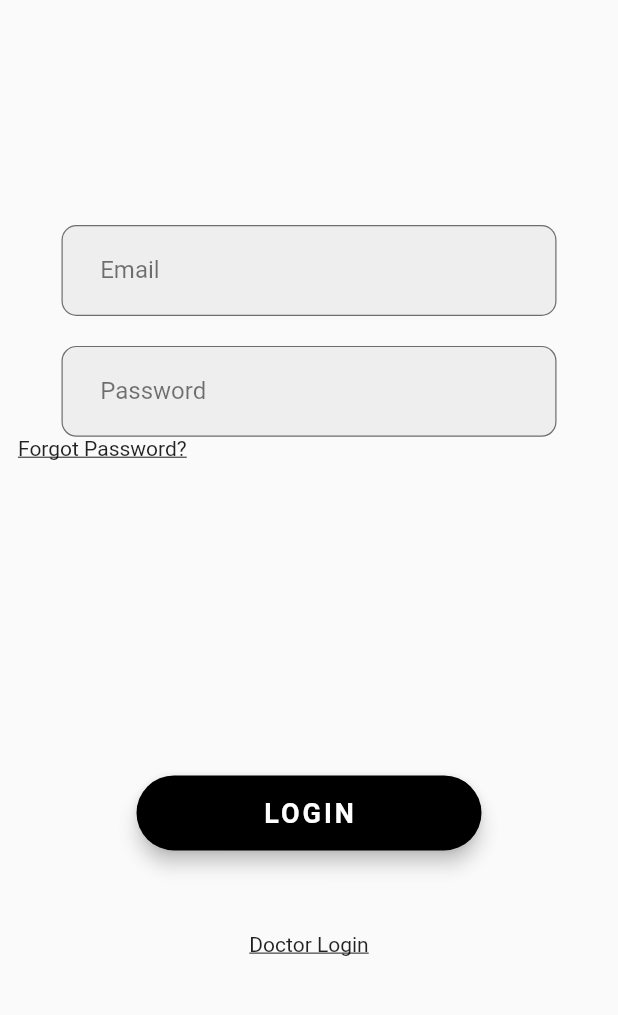
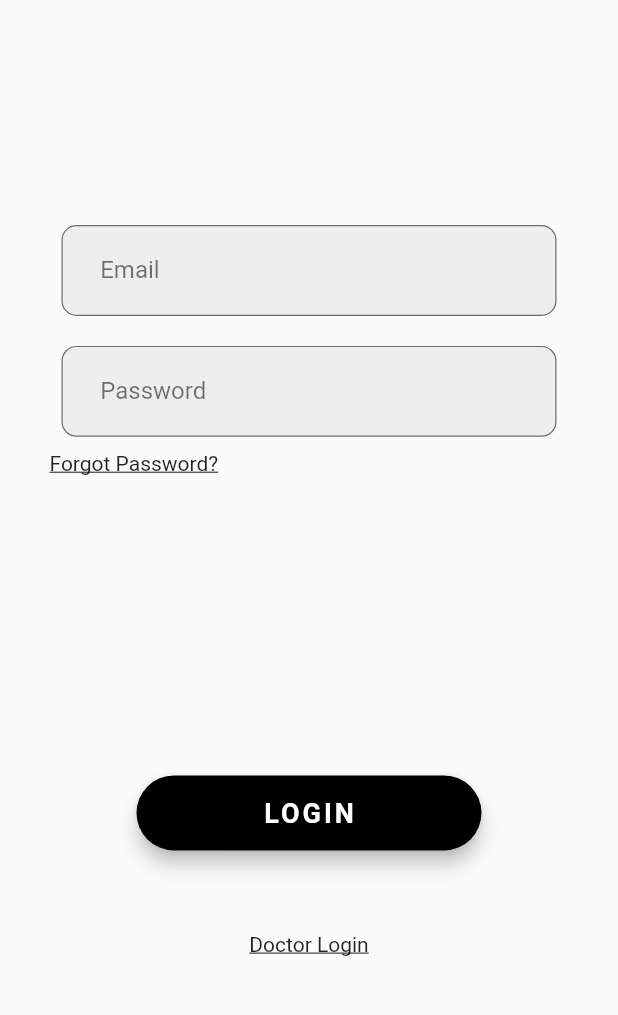
Before and after one commit to tusharbansal22/i-Doc-app, a Flutter app: the screen it shows after launch, after a tap on "LOGIN", on a phone screen of 412 x 824 dp, the part 197-1212 px from its top. Run offline on Flutter 3.47's test engine with Material 2 defaults, Android fonts, the phone set to English and light mode, and no system bars.

Commit message:
minor UI changes

```diff
--- a/lib/screens/login.dart
+++ b/lib/screens/login.dart
@@ -77,7 +77,8 @@ class _LoginState extends State<Login> {
                 GestureDetector(
                   onTap: () {},
                   child: Padding(
-                    padding: const EdgeInsets.symmetric(horizontal: 12.0),
+                    padding: const EdgeInsets.symmetric(
+                        horizontal: 33.0, vertical: 10),
                     child: Align(
                         alignment: Alignment.topLeft,
                         child: Text(
@@ -91,7 +92,7 @@ class _LoginState extends State<Login> {
               ],
             ),
             SizedBox(
-              height: 100,
+              height: 80,
             ),
             BlackButton(buttonText: 'LOGIN', onpress: () {}).buildBlackButton(),
             GestureDetector(
```
